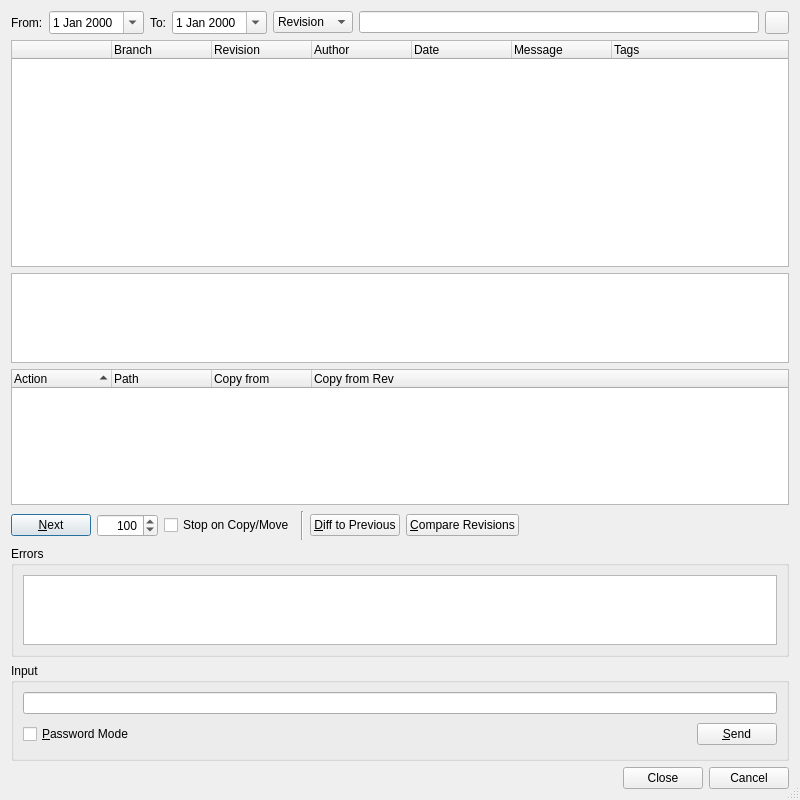
First picture: the form in Plugins/VcsPlugins/vcsMercurial/HgLogBrowserDialog.ui, repository testmana2/test, before the edit.
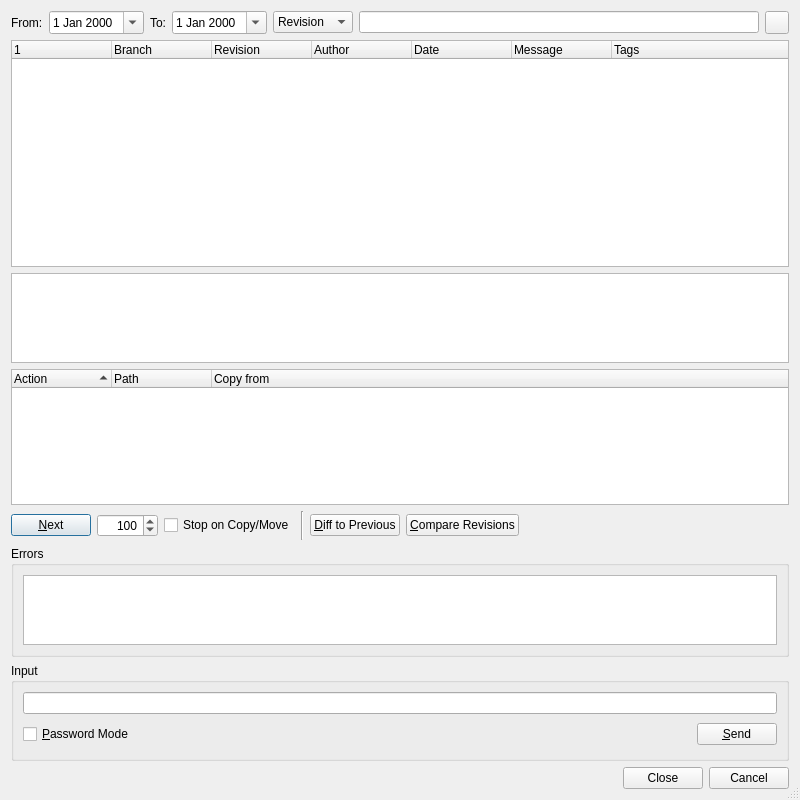
Second picture: the form after the edit.

Commit message: Refined the Mercurial log browser and log dialog.

The edit to the form file:
```diff
--- a/Plugins/VcsPlugins/vcsMercurial/HgLogBrowserDialog.ui
+++ b/Plugins/VcsPlugins/vcsMercurial/HgLogBrowserDialog.ui
@@ -116,7 +116,7 @@
      </property>
      <column>
       <property name="text">
-       <string> </string>
+       <string/>
       </property>
      </column>
      <column>
@@ -202,11 +202,6 @@
        <string>Copy from</string>
       </property>
      </column>
-     <column>
-      <property name="text">
-       <string>Copy from Rev</string>
-      </property>
-     </column>
     </widget>
    </item>
    <item>
```
The commit also changes 8 other files.
